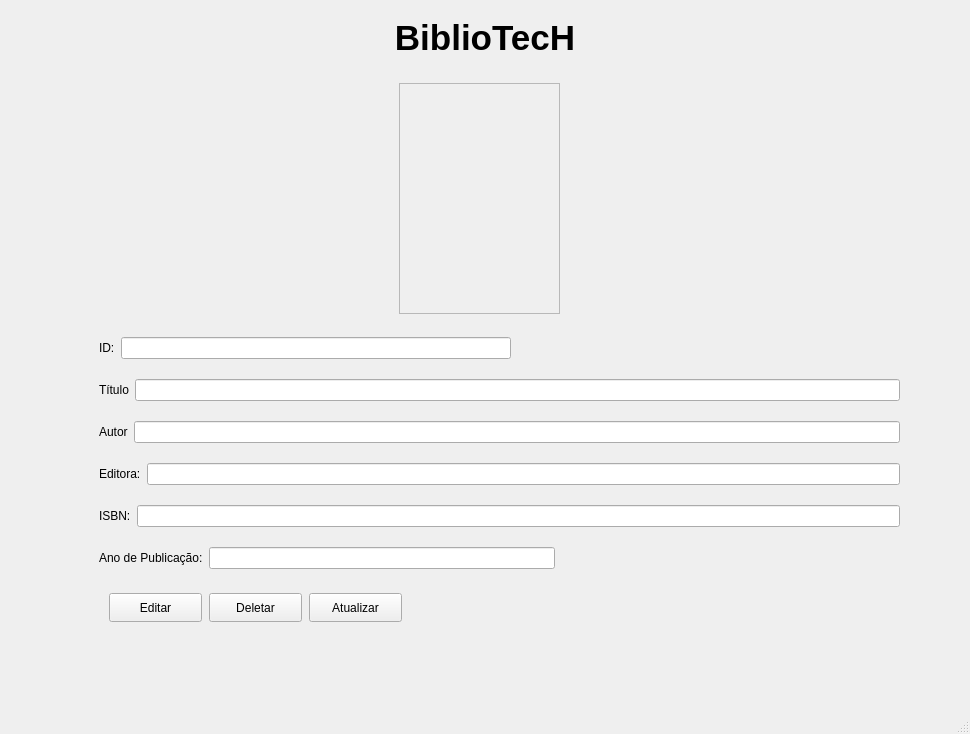
Before: the Qt Designer form mainwindow.ui in agnaldo-s/Bibliotech, drawn with Qt 5.
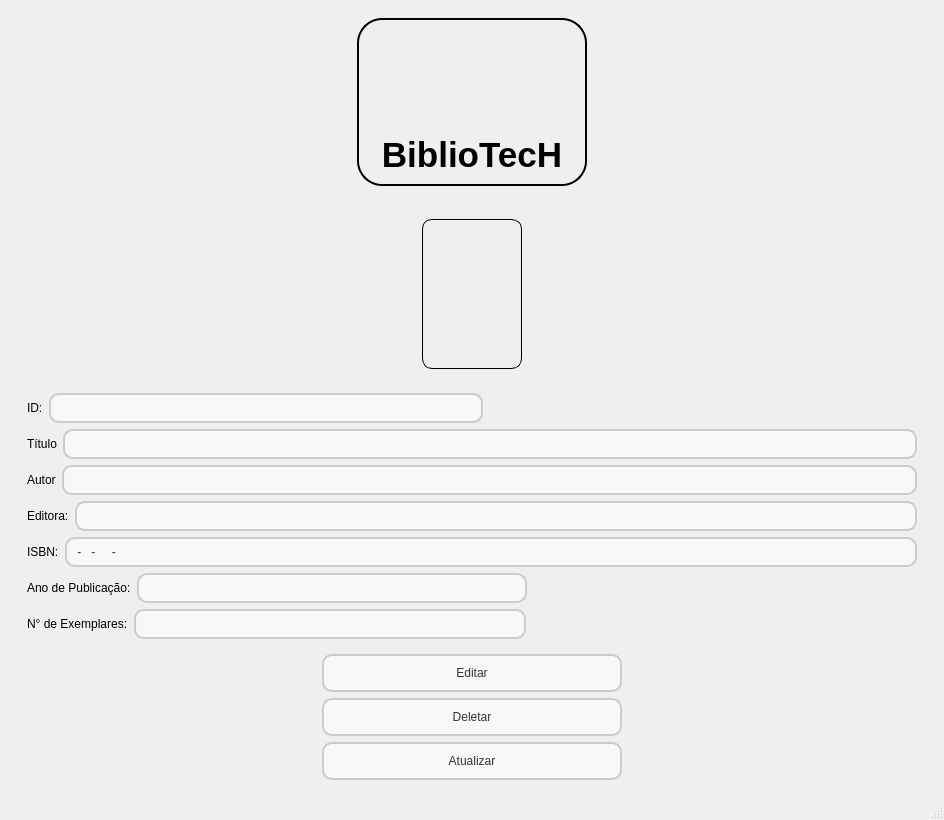
After: the same form once the commit is applied. The open tabs and pages were chosen to show the change. Icons and pictures are not drawn.

Patch:
```diff
--- a/mainwindow.ui
+++ b/mainwindow.ui
@@ -6,8 +6,8 @@
    <rect>
     <x>0</x>
     <y>0</y>
-    <width>970</width>
-    <height>734</height>
+    <width>944</width>
+    <height>816</height>
    </rect>
   </property>
   <property name="windowTitle">
@@ -17,9 +17,98 @@
    <layout class="QVBoxLayout" name="verticalLayout_2">
     <item>
      <widget class="QWidget" name="widget" native="true">
+      <layout class="QHBoxLayout" name="horizontalLayout_20">
+       <item>
+        <spacer name="horizontalSpacer_13">
+         <property name="orientation">
+          <enum>Qt::Horizontal</enum>
+         </property>
+         <property name="sizeHint" stdset="0">
+          <size>
+           <width>339</width>
+           <height>20</height>
+          </size>
+         </property>
+        </spacer>
+       </item>
+       <item>
+        <widget class="QFrame" name="frame">
+         <property name="styleSheet">
+          <string notr="true">
+   border-radius: 25%;
+	border: 2px solid #000000
+</string>
+         </property>
+         <property name="frameShape">
+          <enum>QFrame::StyledPanel</enum>
+         </property>
+         <property name="frameShadow">
+          <enum>QFrame::Raised</enum>
+         </property>
+         <layout class="QVBoxLayout" name="verticalLayout_9">
+          <item>
       <layout class="QHBoxLayout" name="horizontalLayout">
        <item>
+             <spacer name="horizontalSpacer_15">
+              <property name="orientation">
+               <enum>Qt::Horizontal</enum>
+              </property>
+              <property name="sizeHint" stdset="0">
+               <size>
+                <width>40</width>
+                <height>20</height>
+               </size>
+              </property>
+             </spacer>
+            </item>
+            <item>
+             <widget class="QLabel" name="label_19">
+              <property name="minimumSize">
+               <size>
+                <width>100</width>
+                <height>100</height>
+               </size>
+              </property>
+              <property name="maximumSize">
+               <size>
+                <width>100</width>
+                <height>100</height>
+               </size>
+              </property>
+              <property name="styleSheet">
+               <string notr="true">border: none;</string>
+              </property>
+              <property name="text">
+               <string/>
+              </property>
+              <property name="pixmap">
+               <pixmap>icones/logo.png</pixmap>
+              </property>
+              <property name="scaledContents">
+               <bool>true</bool>
+              </property>
+             </widget>
+            </item>
+            <item>
+             <spacer name="horizontalSpacer_16">
+              <property name="orientation">
+               <enum>Qt::Horizontal</enum>
+              </property>
+              <property name="sizeHint" stdset="0">
+               <size>
+                <width>40</width>
+                <height>20</height>
+               </size>
+              </property>
+             </spacer>
+            </item>
+           </layout>
+          </item>
+          <item>
         <widget class="QLabel" name="label_2">
+            <property name="styleSheet">
+             <string notr="true">border: none;</string>
+            </property>
          <property name="text">
           <string>&lt;html&gt;&lt;head/&gt;&lt;body&gt;&lt;p align=&quot;center&quot;&gt;&lt;span style=&quot; font-size:26pt; font-weight:600;&quot;&gt;BiblioTecH&lt;/span&gt;&lt;/p&gt;&lt;/body&gt;&lt;/html&gt;</string>
          </property>
@@ -29,7 +118,60 @@
      </widget>
     </item>
     <item>
+        <spacer name="horizontalSpacer_14">
+         <property name="orientation">
+          <enum>Qt::Horizontal</enum>
+         </property>
+         <property name="sizeHint" stdset="0">
+          <size>
+           <width>339</width>
+           <height>20</height>
+          </size>
+         </property>
+        </spacer>
+       </item>
+      </layout>
+     </widget>
+    </item>
+    <item>
      <widget class="QStackedWidget" name="stackedWidget">
+      <property name="styleSheet">
+       <string notr="true">QPushButton {
+    border-radius: 10px;
+    padding: 10px;
+    background-color: #F8F8F8;
+    color: #333333;
+    border: 2px solid #CCCCCC;
+}
+
+QPushButton:hover {
+    background-color: #EDEDED;
+    border-color: #AAAAAA;
+}
+
+QPushButton:pressed {
+    background-color: #DDDDDD;
+}
+
+QLineEdit {
+    border: 2px solid #CCCCCC;
+    border-radius: 10px;
+    padding: 5px;
+    background-color: #F8F8F8;
+    color: #333333;
+}
+
+QLineEdit:hover {
+    border-color: #AAAAAA;
+}
+
+QLineEdit:focus {
+    border-color: #555555;
+}
+QLabel{
+    border-radius: 10px;
+}</string>
+      </property>
       <property name="currentIndex">
        <number>2</number>
       </property>
@@ -189,14 +331,12 @@
        </widget>
       </widget>
       <widget class="QWidget" name="page_2">
+       <layout class="QVBoxLayout" name="verticalLayout_8">
+        <item>
        <widget class="QFrame" name="imagemLivro">
-        <property name="geometry">
-         <rect>
-          <x>390</x>
-          <y>10</y>
-          <width>161</width>
-          <height>231</height>
-         </rect>
+          <property name="styleSheet">
+           <string notr="true">border: none;
+</string>
         </property>
         <property name="frameShape">
          <enum>QFrame::StyledPanel</enum>
@@ -204,16 +344,66 @@
         <property name="frameShadow">
          <enum>QFrame::Raised</enum>
         </property>
-       </widget>
+          <layout class="QHBoxLayout" name="horizontalLayout_19">
+           <item>
+            <spacer name="horizontalSpacer_11">
+             <property name="orientation">
+              <enum>Qt::Horizontal</enum>
+             </property>
+             <property name="sizeHint" stdset="0">
+              <size>
+               <width>386</width>
+               <height>20</height>
+              </size>
+             </property>
+            </spacer>
+           </item>
+           <item>
+            <widget class="QLabel" name="label_18">
+             <property name="minimumSize">
+              <size>
+               <width>100</width>
+               <height>150</height>
+              </size>
+             </property>
+             <property name="maximumSize">
+              <size>
+               <width>100</width>
+               <height>150</height>
+              </size>
+             </property>
+             <property name="styleSheet">
+              <string notr="true">border: 1px solid #000000;</string>
+             </property>
+             <property name="text">
+              <string/>
+             </property>
+             <property name="pixmap">
+              <pixmap>icones/sem_foto.png</pixmap>
+             </property>
+             <property name="scaledContents">
+              <bool>true</bool>
+             </property>
+            </widget>
+           </item>
+           <item>
+            <spacer name="horizontalSpacer_12">
+             <property name="orientation">
+              <enum>Qt::Horizontal</enum>
+             </property>
+             <property name="sizeHint" stdset="0">
+              <size>
+               <width>386</width>
+               <height>20</height>
+              </size>
+             </property>
+            </spacer>
+           </item>
+          </layout>
+         </widget>
+        </item>
+        <item>
        <widget class="QWidget" name="widget_2" native="true">
-        <property name="geometry">
-         <rect>
-          <x>90</x>
-          <y>250</y>
-          <width>801</width>
-          <height>261</height>
-         </rect>
-        </property>
         <layout class="QVBoxLayout" name="verticalLayout">
          <item>
           <layout class="QHBoxLayout" name="horizontalLayout_6">
@@ -311,8 +501,14 @@
            </item>
            <item>
             <widget class="QLineEdit" name="lineEdit_5">
+               <property name="inputMask">
+                <string>0-000-00000-0</string>
+               </property>
              <property name="text">
-              <string/>
+                <string>---</string>
+               </property>
+               <property name="placeholderText">
+                <string>I</string>
              </property>
             </widget>
            </item>
@@ -329,6 +525,9 @@
            </item>
            <item>
             <widget class="QLineEdit" name="lineEdit_4">
+               <property name="inputMask">
+                <string>0000</string>
+               </property>
              <property name="text">
               <string/>
              </property>
@@ -349,47 +548,111 @@
            </item>
           </layout>
          </item>
-        </layout>
-       </widget>
+           <item>
+            <layout class="QHBoxLayout" name="horizontalLayout_17">
+             <item>
+              <widget class="QLabel" name="label_17">
+               <property name="text">
+                <string>N° de Exemplares:</string>
+               </property>
+              </widget>
+             </item>
+             <item>
+              <widget class="QLineEdit" name="lineEdit_15">
+               <property name="text">
+                <string/>
+               </property>
+              </widget>
+             </item>
+             <item>
+              <spacer name="horizontalSpacer_8">
+               <property name="orientation">
+                <enum>Qt::Horizontal</enum>
+               </property>
+               <property name="sizeHint" stdset="0">
+                <size>
+                 <width>40</width>
+                 <height>20</height>
+                </size>
+               </property>
+              </spacer>
+             </item>
+            </layout>
+           </item>
+          </layout>
+         </widget>
+        </item>
+        <item>
+         <layout class="QHBoxLayout" name="horizontalLayout_18">
+          <item>
+           <spacer name="horizontalSpacer_10">
+            <property name="orientation">
+             <enum>Qt::Horizontal</enum>
+            </property>
+            <property name="sizeHint" stdset="0">
+             <size>
+              <width>40</width>
+              <height>20</height>
+             </size>
+            </property>
+           </spacer>
+          </item>
+          <item>
+           <layout class="QVBoxLayout" name="verticalLayout_7">
+            <item>
        <widget class="QPushButton" name="pushButton_4">
-        <property name="geometry">
-         <rect>
-          <x>100</x>
-          <y>520</y>
-          <width>93</width>
-          <height>29</height>
-         </rect>
+              <property name="minimumSize">
+               <size>
+                <width>300</width>
+                <height>0</height>
+               </size>
+              </property>
+              <property name="cursor">
+               <cursorShape>PointingHandCursor</cursorShape>
         </property>
         <property name="text">
          <string>Editar</string>
         </property>
        </widget>
+            </item>
+            <item>
        <widget class="QPushButton" name="pushButton_5">
-        <property name="geometry">
-         <rect>
-          <x>200</x>
-          <y>520</y>
-          <width>93</width>
-          <height>29</height>
-         </rect>
+              <property name="cursor">
+               <cursorShape>PointingHandCursor</cursorShape>
         </property>
         <property name="text">
          <string>Deletar</string>
         </property>
        </widget>
+            </item>
+            <item>
        <widget class="QPushButton" name="pushButton_6">
-        <property name="geometry">
-         <rect>
-          <x>300</x>
-          <y>520</y>
-          <width>93</width>
-          <height>29</height>
-         </rect>
+              <property name="cursor">
+               <cursorShape>PointingHandCursor</cursorShape>
         </property>
         <property name="text">
          <string>Atualizar</string>
         </property>
        </widget>
+            </item>
+           </layout>
+          </item>
+          <item>
+           <spacer name="horizontalSpacer_9">
+            <property name="orientation">
+             <enum>Qt::Horizontal</enum>
+            </property>
+            <property name="sizeHint" stdset="0">
+             <size>
+              <width>40</width>
+              <height>20</height>
+             </size>
+            </property>
+           </spacer>
+          </item>
+         </layout>
+        </item>
+       </layout>
       </widget>
       <widget class="QWidget" name="page_3">
        <widget class="QWidget" name="widget_3" native="true">
```
Left out of the diff: 417 changed lines with no effect on the pictures. Lines whose indentation alone changed are shown as unchanged.
